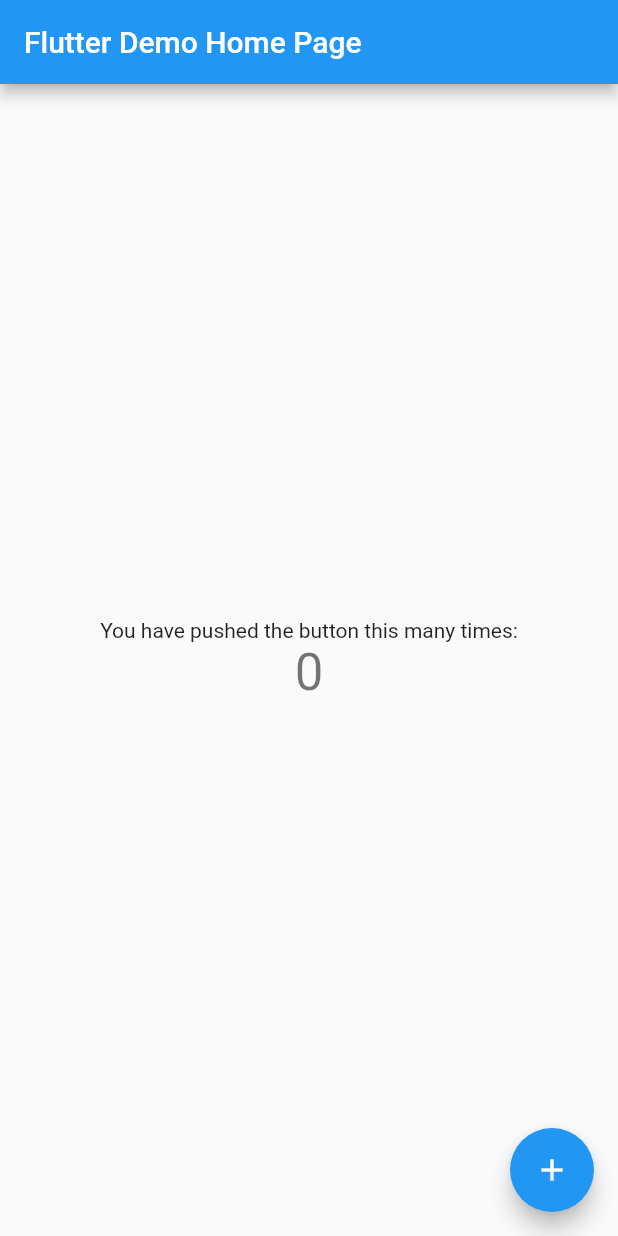
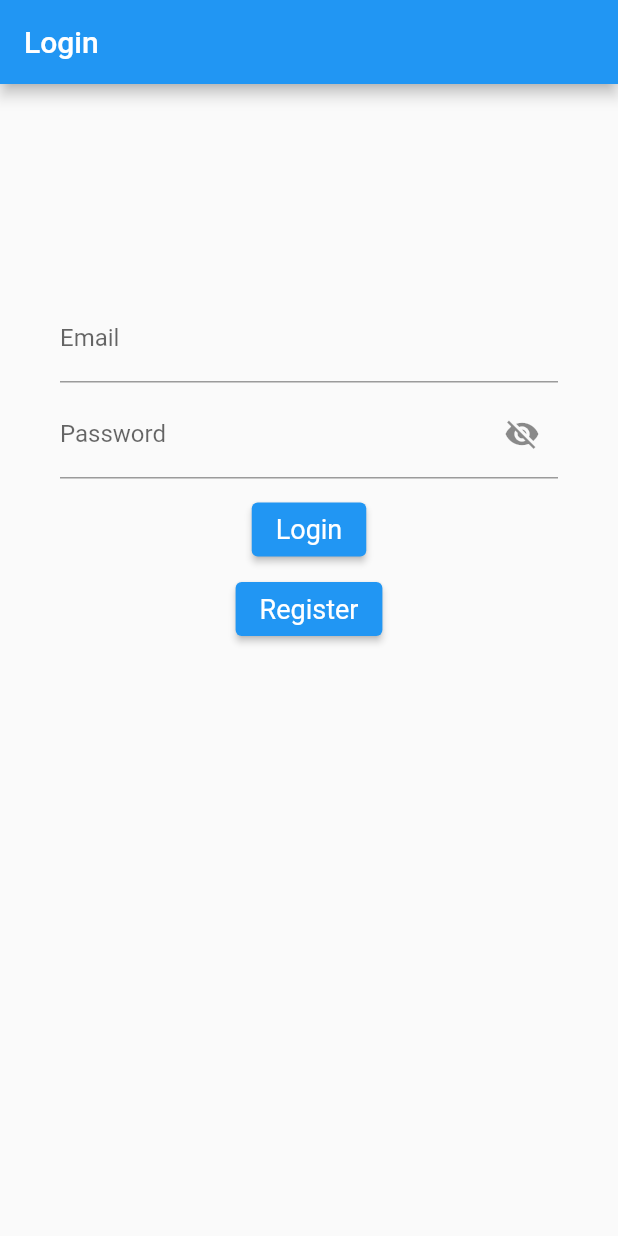
Before and after one commit to UKhurshed/dev_stack_firebase_problem, a Flutter app: the screen it shows after launch, on a phone screen of 412 x 824 dp. Run offline on Flutter 3.47's test engine with Material 2 defaults, Android fonts, the phone set to English and light mode, and no system bars; our stand-ins replace cloud_firestore, firebase_auth, firebase_core; accounts and stored records are empty.

Commit message:
Sign In, Sign Up and Store users in Cloud Firestore were completed

```diff
--- /dev/null
+++ b/lib/login_screen.dart
@@ -0,0 +1,113 @@
+import 'package:dev_stack_firebase_problem/home_screen.dart';
+import 'package:dev_stack_firebase_problem/register_screen.dart';
+import 'package:dev_stack_firebase_problem/widgets.dart';
+import 'package:firebase_auth/firebase_auth.dart';
+import 'package:flutter/material.dart';
+
+class LoginScreen extends StatelessWidget {
+  LoginScreen({Key? key}) : super(key: key);
+  final formKey = GlobalKey<FormState>();
+  final TextEditingController emailController = TextEditingController();
+  final TextEditingController passwordController = TextEditingController();
+
+  @override
+  Widget build(BuildContext context) {
+    return Scaffold(
+      appBar: AppBar(
+        title: const Text('Login'),
+      ),
+      body: SingleChildScrollView(
+        child: Padding(
+          padding: const EdgeInsets.all(40),
+          child: Form(
+            key: formKey,
+            child: Column(
+              children: [
+                const SizedBox(
+                  height: 100,
+                ),
+                EmailTextFormField(
+                  controller: emailController,
+                ),
+                const SizedBox(
+                  height: 5,
+                ),
+                PasswordTextField(passwordController: passwordController),
+                const SizedBox(
+                  height: 10,
+                ),
+                LoginButton(
+                    formKey: formKey,
+                    emailController: emailController,
+                    passwordController: passwordController),
+                const SizedBox(
+                  height: 5,
+                ),
+                const RegisterButton()
+                // EmailTextField(controller: passwordController),
+              ],
+            ),
+          ),
+        ),
+      ),
+    );
+  }
+}
+
+class RegisterButton extends StatelessWidget {
+  const RegisterButton({
+    Key? key,
+  }) : super(key: key);
+
+  @override
+  Widget build(BuildContext context) {
+    final ButtonStyle style =
+        ElevatedButton.styleFrom(textStyle: const TextStyle(fontSize: 18));
+    return ElevatedButton(
+      style: style,
+      onPressed: () => Navigator.push(
+          context, MaterialPageRoute(builder: (context) => RegisterScreen())),
+      child: const Text('Register'),
+    );
+  }
+}
+
+class LoginButton extends StatelessWidget {
+  LoginButton({
+    Key? key,
+    required this.formKey,
+    required this.emailController,
+    required this.passwordController,
+  }) : super(key: key);
+
+  final GlobalKey<FormState> formKey;
+  final TextEditingController emailController;
+  final TextEditingController passwordController;
+  FirebaseAuth firebaseAuth = FirebaseAuth.instance;
+
+  @override
+  Widget build(BuildContext context) {
+    final ButtonStyle style =
+        ElevatedButton.styleFrom(textStyle: const TextStyle(fontSize: 18));
+    return ElevatedButton(
+      onPressed: () {
+        final form = formKey.currentState!;
+        if (form.validate()) {
+          final email = emailController.text;
+          final password = passwordController.text;
+
+          firebaseAuth
+              .signInWithEmailAndPassword(email: email, password: password)
+              .then((result) => Navigator.pushReplacement(context,
+                      MaterialPageRoute(builder: (context) {
+                    return HomeScreen(
+                      uid: result.user!.uid,
+                    );
+                  })));
+        }
+      },
+      style: style,
+      child: const Text('Login'),
+    );
+  }
+}
--- a/lib/main.dart
+++ b/lib/main.dart
@@ -1,6 +1,12 @@
+import 'package:dev_stack_firebase_problem/home_screen.dart';
+import 'package:firebase_auth/firebase_auth.dart';
+import 'package:firebase_core/firebase_core.dart';
 import 'package:flutter/material.dart';
+import 'login_screen.dart';
 
-void main() {
+void main() async {
+  WidgetsFlutterBinding.ensureInitialized();
+  await Firebase.initializeApp();
   runApp(const MyApp());
 }
 
@@ -13,103 +19,21 @@ class MyApp extends StatelessWidget {
     return MaterialApp(
       title: 'Flutter Demo',
       theme: ThemeData(
-        // This is the theme of your application.
-        //
-        // Try running your application with "flutter run". You'll see the
-        // application has a blue toolbar. Then, without quitting the app, try
-        // changing the primarySwatch below to Colors.green and then invoke
-        // "hot reload" (press "r" in the console where you ran "flutter run",
-        // or simply save your changes to "hot reload" in a Flutter IDE).
-        // Notice that the counter didn't reset back to zero; the application
-        // is not restarted.
         primarySwatch: Colors.blue,
       ),
-      home: const MyHomePage(title: 'Flutter Demo Home Page'),
+      home: const IntroScreen(),
     );
   }
 }
 
-class MyHomePage extends StatefulWidget {
-  const MyHomePage({Key? key, required this.title}) : super(key: key);
-
-  // This widget is the home page of your application. It is stateful, meaning
-  // that it has a State object (defined below) that contains fields that affect
-  // how it looks.
-
-  // This class is the configuration for the state. It holds the values (in this
-  // case the title) provided by the parent (in this case the App widget) and
-  // used by the build method of the State. Fields in a Widget subclass are
-  // always marked "final".
-
-  final String title;
-
-  @override
-  State<MyHomePage> createState() => _MyHomePageState();
-}
-
-class _MyHomePageState extends State<MyHomePage> {
-  int _counter = 0;
-
-  void _incrementCounter() {
-    setState(() {
-      // This call to setState tells the Flutter framework that something has
-      // changed in this State, which causes it to rerun the build method below
-      // so that the display can reflect the updated values. If we changed
-      // _counter without calling setState(), then the build method would not be
-      // called again, and so nothing would appear to happen.
-      _counter++;
-    });
-  }
+class IntroScreen extends StatelessWidget {
+  const IntroScreen({Key? key}) : super(key: key);
 
   @override
   Widget build(BuildContext context) {
-    // This method is rerun every time setState is called, for instance as done
-    // by the _incrementCounter method above.
-    //
-    // The Flutter framework has been optimized to make rerunning build methods
-    // fast, so that you can just rebuild anything that needs updating rather
-    // than having to individually change instances of widgets.
-    return Scaffold(
-      appBar: AppBar(
-        // Here we take the value from the MyHomePage object that was created by
-        // the App.build method, and use it to set our appbar title.
-        title: Text(widget.title),
-      ),
-      body: Center(
-        // Center is a layout widget. It takes a single child and positions it
-        // in the middle of the parent.
-        child: Column(
-          // Column is also a layout widget. It takes a list of children and
-          // arranges them vertically. By default, it sizes itself to fit its
-          // children horizontally, and tries to be as tall as its parent.
-          //
-          // Invoke "debug painting" (press "p" in the console, choose the
-          // "Toggle Debug Paint" action from the Flutter Inspector in Android
-          // Studio, or the "Toggle Debug Paint" command in Visual Studio Code)
-          // to see the wireframe for each widget.
-          //
-          // Column has various properties to control how it sizes itself and
-          // how it positions its children. Here we use mainAxisAlignment to
-          // center the children vertically; the main axis here is the vertical
-          // axis because Columns are vertical (the cross axis would be
-          // horizontal).
-          mainAxisAlignment: MainAxisAlignment.center,
-          children: <Widget>[
-            const Text(
-              'You have pushed the button this many times:',
-            ),
-            Text(
-              '$_counter',
-              style: Theme.of(context).textTheme.headline4,
-            ),
-          ],
-        ),
-      ),
-      floatingActionButton: FloatingActionButton(
-        onPressed: _incrementCounter,
-        tooltip: 'Increment',
-        child: const Icon(Icons.add),
-      ), // This trailing comma makes auto-formatting nicer for build methods.
-    );
+    User? currentUser = FirebaseAuth.instance.currentUser;
+    return currentUser != null
+        ? HomeScreen(uid: currentUser.uid)
+        : LoginScreen();
   }
 }
--- /dev/null
+++ b/lib/register_screen.dart
@@ -0,0 +1,95 @@
+import 'package:cloud_firestore/cloud_firestore.dart';
+import 'package:dev_stack_firebase_problem/home_screen.dart';
+import 'package:dev_stack_firebase_problem/widgets.dart';
+import 'package:firebase_auth/firebase_auth.dart';
+import 'package:flutter/material.dart';
+
+class RegisterScreen extends StatelessWidget {
+  RegisterScreen({Key? key}) : super(key: key);
+
+  final formKey = GlobalKey<FormState>();
+  final TextEditingController emailController = TextEditingController();
+  final TextEditingController passwordController = TextEditingController();
+
+  @override
+  Widget build(BuildContext context) {
+    return Scaffold(
+      appBar: AppBar(
+        title: const Text('Register'),
+      ),
+      body: SingleChildScrollView(
+        child: Padding(
+          padding: const EdgeInsets.all(40.0),
+          child: Form(
+            key: formKey,
+            child: Column(
+              children: [
+                const SizedBox(
+                  height: 100,
+                ),
+                EmailTextFormField(
+                  controller: emailController,
+                ),
+                const SizedBox(
+                  height: 5,
+                ),
+                PasswordTextField(passwordController: passwordController),
+                const SizedBox(
+                  height: 10,
+                ),
+                RegisterButton(
+                    formKey: formKey,
+                    emailController: emailController,
+                    passwordController: passwordController),
+              ],
+            ),
+          ),
+        ),
+      ),
+    );
+  }
+}
+
+class RegisterButton extends StatelessWidget {
+  RegisterButton(
+      {Key? key,
+      required this.formKey,
+      required this.emailController,
+      required this.passwordController})
+      : super(key: key);
+
+  final GlobalKey<FormState> formKey;
+  final TextEditingController emailController;
+  final TextEditingController passwordController;
+  FirebaseAuth firebaseAuth = FirebaseAuth.instance;
+  final firestoreInstance = FirebaseFirestore.instance;
+
+  @override
+  Widget build(BuildContext context) {
+    return ElevatedButton(
+        onPressed: () {
+          final form = formKey.currentState!;
+          if (form.validate()) {
+            register(context, emailController.text, passwordController.text);
+          }
+        },
+        child: const Text('Register'));
+  }
+
+  void register(BuildContext context, String email, String password) {
+    firebaseAuth
+        .createUserWithEmailAndPassword(email: email, password: password)
+        .then((result) {
+      firestoreInstance
+          .collection(result.user!.uid)
+          .add({'email': email, 'password': password}).then((value) {
+        Navigator.pushReplacement(
+            context,
+            MaterialPageRoute(
+                builder: (context) => HomeScreen(
+                      uid: result.user!.uid,
+                    )));
+      });
+    });
+  }
+}
--- /dev/null
+++ b/lib/widgets.dart
@@ -0,0 +1,65 @@
+import 'package:dev_stack_firebase_problem/extensions.dart';
+import 'package:flutter/material.dart';
+
+class EmailTextFormField extends StatefulWidget {
+  final TextEditingController controller;
+
+  const EmailTextFormField({Key? key, required this.controller})
+      : super(key: key);
+
+  @override
+  _EmailTextFormFieldState createState() => _EmailTextFormFieldState();
+}
+
+class _EmailTextFormFieldState extends State<EmailTextFormField> {
+  @override
+  Widget build(BuildContext context) {
+    return TextFormField(
+      keyboardType: TextInputType.emailAddress,
+      controller: widget.controller,
+      validator: (input) => input!.isValidEmail() ? null : 'Check your Email',
+      decoration: const InputDecoration(labelText: 'Email'),
+    );
+  }
+}
+
+class PasswordTextField extends StatefulWidget {
+  final TextEditingController passwordController;
+
+  const PasswordTextField({Key? key, required this.passwordController})
+      : super(key: key);
+
+  @override
+  _PasswordTextFieldState createState() => _PasswordTextFieldState();
+}
+
+class _PasswordTextFieldState extends State<PasswordTextField> {
+  bool _isVisible = false;
+
+  @override
+  Widget build(BuildContext context) {
+    return TextFormField(
+      controller: widget.passwordController,
+      obscureText: !_isVisible,
+      keyboardType: TextInputType.text,
+      validator: (value) {
+        if (value!.length < 4) {
+          return 'Password too short';
+        } else {
+          return null;
+        }
+      },
+      decoration: InputDecoration(
+          suffixIcon: IconButton(
+              onPressed: () {
+                setState(() {
+                  _isVisible = !_isVisible;
+                });
+              },
+              icon: _isVisible
+                  ? const Icon(Icons.visibility)
+                  : const Icon(Icons.visibility_off)),
+          labelText: 'Password'),
+    );
+  }
+}
--- a/pubspec.yaml
+++ b/pubspec.yaml
@@ -29,6 +29,10 @@ environment:
 dependencies:
   flutter:
     sdk: flutter
+  firebase_core: ^1.11.0
+  cloud_firestore: ^3.1.6
+  firebase_auth: ^3.3.5
+  http: ^0.13.4
 
 
   # The following adds the Cupertino Icons font to your application.
```
Also changed, not shown: lib/extensions.dart (added, +8 -0 lines), lib/home_screen.dart (added, +84 -0 lines), pubspec.lock, 6 other files.
